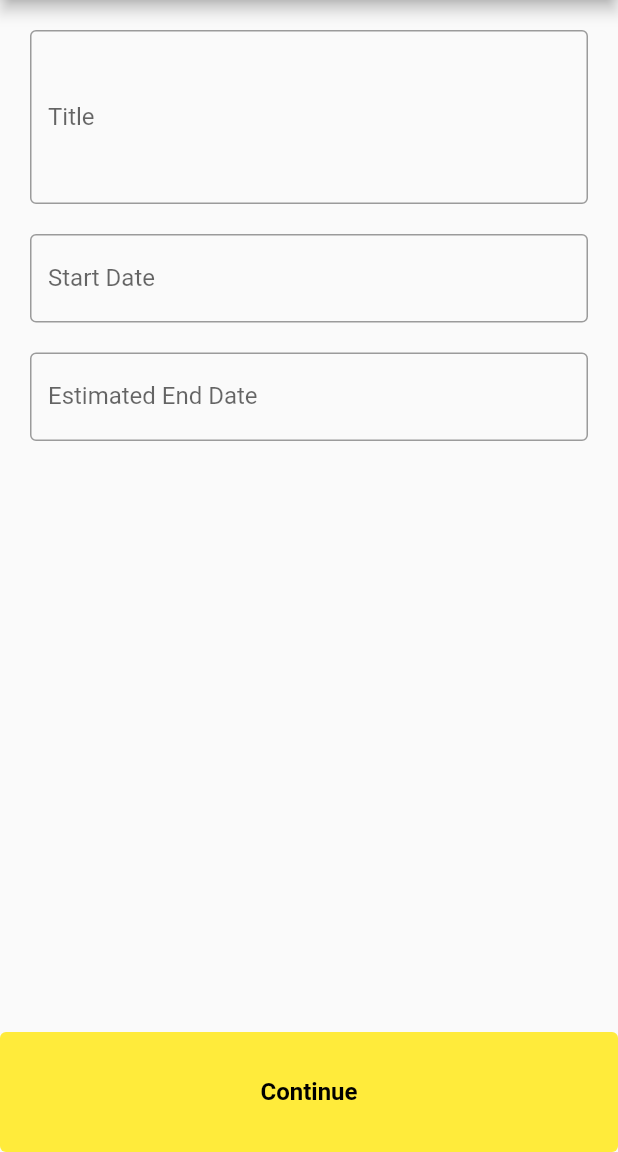
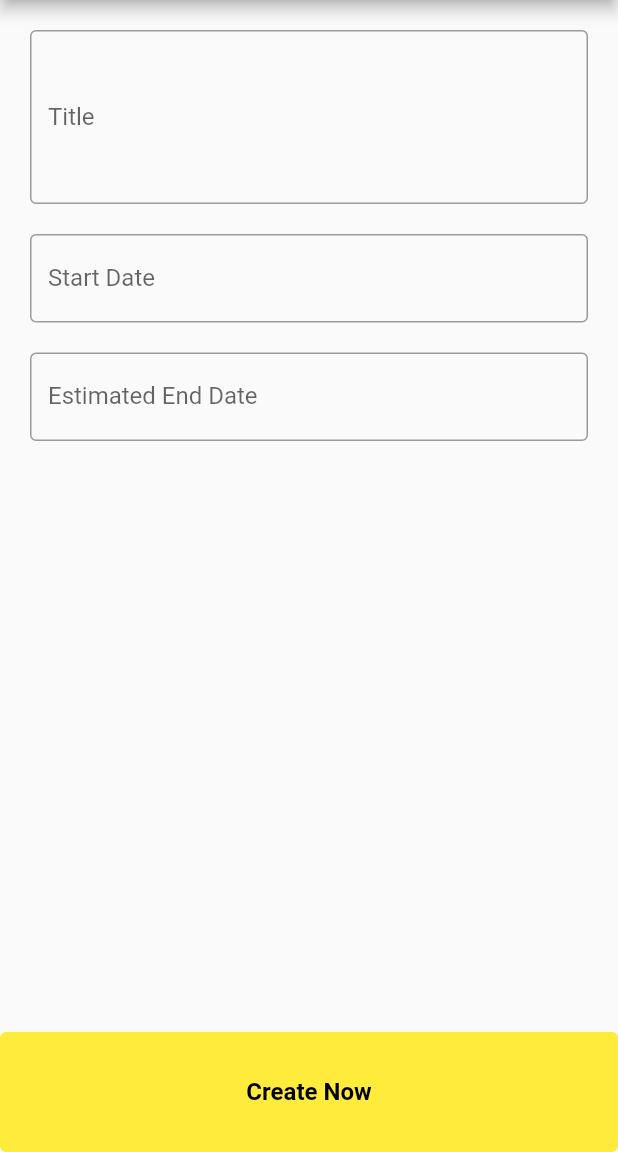
Before and after one commit to EwanZaidi/etiqa_assessment, a Flutter app: the TodoDetailsScreen screen opened directly, on a phone screen of 412 x 824 dp, the part 84-1236 px from its top. Run offline on Flutter 3.47's test engine with Material 2 defaults, Android fonts, the phone set to English and light mode, and no system bars; our stand-ins replace get.

Commit message:
change button text

```diff
--- a/lib/screens/todo_list_details_screen.dart
+++ b/lib/screens/todo_list_details_screen.dart
@@ -61,7 +61,7 @@ class _TodoDetailsScreenState extends State<TodoDetailsScreen> {
             ),
           ),
           onPressed: _submit,
-          child: const Text('Continue'),
+          child: const Text('Create Now'),
         ),
       ),
       body: Form(
```
